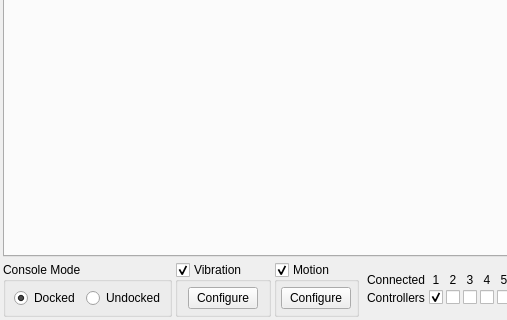
ReiKatari/STORM_SWITCH, file src/storm_switch/configuration/configure_input.ui: the form before one commit; both pictures show x 0 to 507 and y 220 to 540 of the 711 by 540 pixel window.
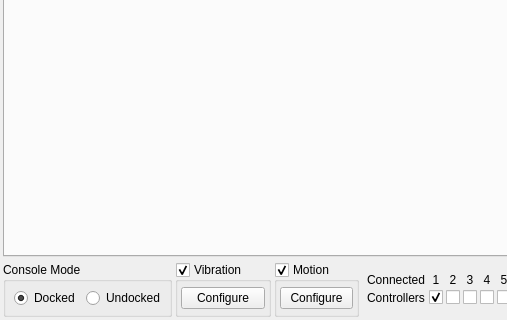
The form after the commit.

Diff of the .ui file:
```diff
--- a/src/storm_switch/configuration/configure_input.ui
+++ b/src/storm_switch/configuration/configure_input.ui
@@ -202,12 +202,6 @@
              <height>0</height>
             </size>
            </property>
-           <property name="maximumSize">
-            <size>
-             <width>68</width>
-             <height>16777215</height>
-            </size>
-           </property>
            <property name="styleSheet">
             <string notr="true">min-width: 68px;</string>
            </property>
@@ -248,12 +242,6 @@
              <height>0</height>
             </size>
            </property>
-           <property name="maximumSize">
-            <size>
-             <width>68</width>
-             <height>16777215</height>
-            </size>
-           </property>
            <property name="styleSheet">
             <string notr="true">min-width: 68px;</string>
            </property>
```
Left out of the diff: 36 changed lines with no effect on the pictures.
